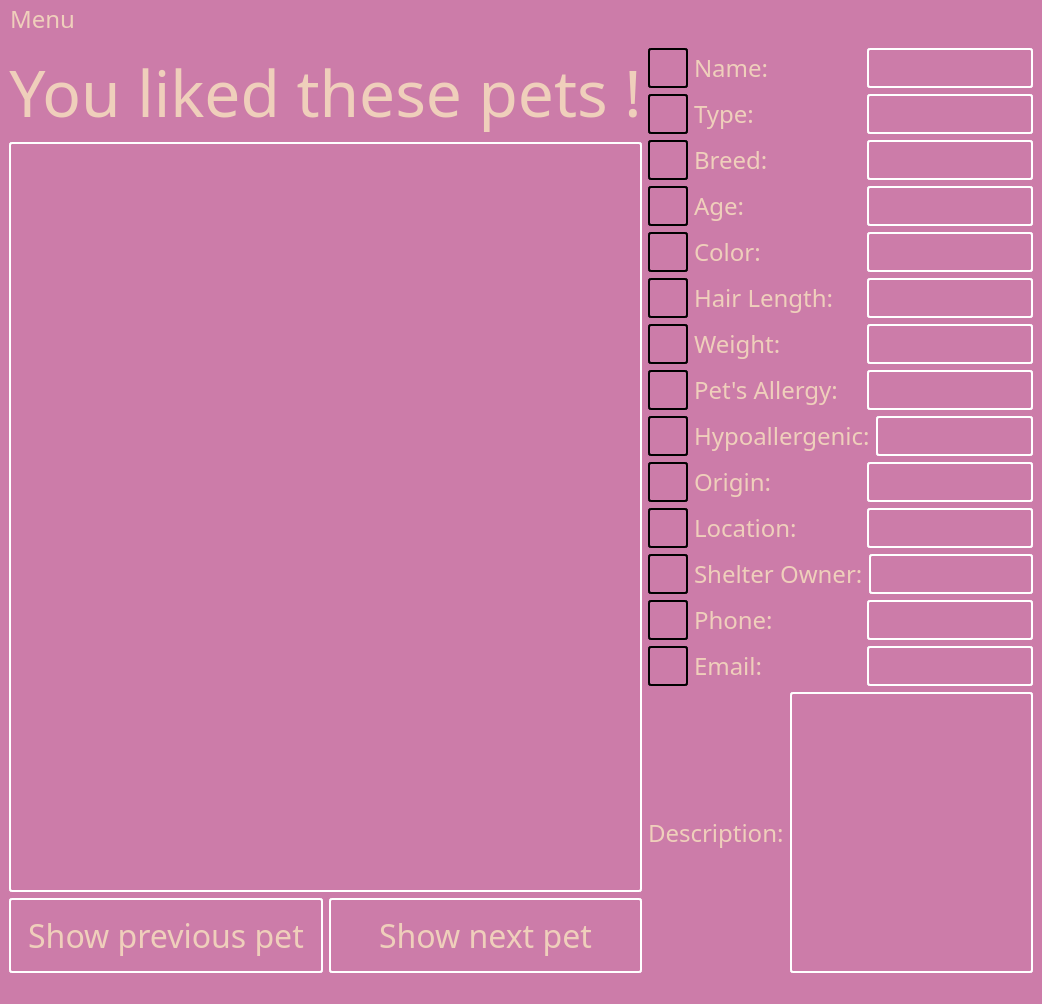
Before: the Qt Designer form breadnbutter/gui/petliked.ui in jacksodl23/cs-205-pet-adoption, drawn with Qt 5.
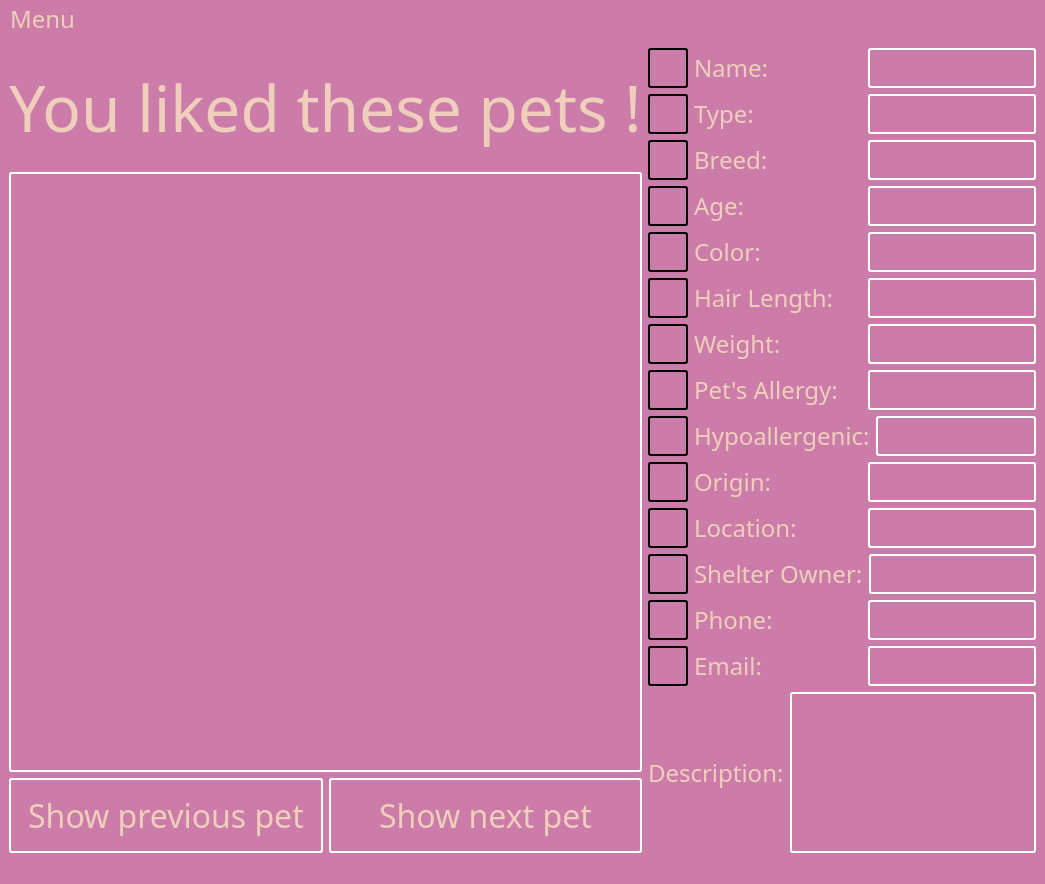
After: the same form once the commit is applied.

Patch:
```diff
--- a/breadnbutter/gui/petliked.ui
+++ b/breadnbutter/gui/petliked.ui
@@ -6,8 +6,8 @@
    <rect>
     <x>0</x>
     <y>0</y>
-    <width>1042</width>
-    <height>985</height>
+    <width>1045</width>
+    <height>884</height>
    </rect>
   </property>
   <property name="palette">
@@ -493,7 +493,7 @@
         <property name="minimumSize">
          <size>
           <width>600</width>
-          <height>750</height>
+          <height>600</height>
          </size>
         </property>
         <property name="styleSheet">
@@ -1442,7 +1442,7 @@
     <rect>
      <x>0</x>
      <y>0</y>
-     <width>1042</width>
+     <width>1045</width>
      <height>27</height>
     </rect>
    </property>
```
